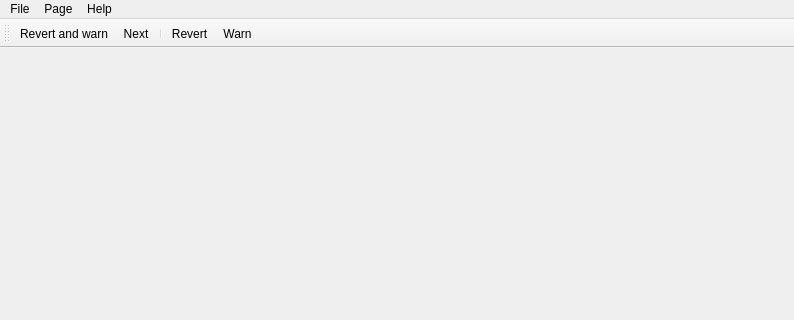
Above: huggleQT/huggle/mainwindow.ui from huggle/huggle before the change; both pictures show x 0 to 794 and y 0 to 320 of the 794 by 482 pixel window. Below: the same form after it.
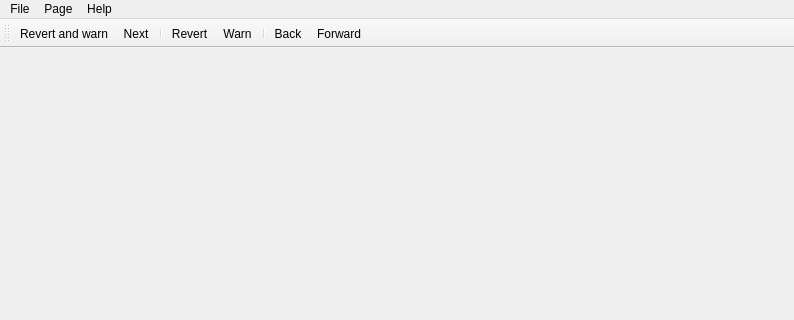
That is the form after the change. Icons and pictures are not drawn.

The edit to the form file:
```diff
--- a/huggleQT/huggle/mainwindow.ui
+++ b/huggleQT/huggle/mainwindow.ui
@@ -93,6 +93,9 @@
    <addaction name="separator"/>
    <addaction name="actionRevert"/>
    <addaction name="actionWarn"/>
+   <addaction name="separator"/>
+   <addaction name="actionBack"/>
+   <addaction name="actionForward"/>
   </widget>
   <widget class="QStatusBar" name="statusBar"/>
   <action name="actionPreferences">
@@ -171,6 +174,24 @@
     <string>Warn the user</string>
    </property>
   </action>
+  <action name="actionBack">
+   <property name="icon">
+    <iconset resource="pictures.qrc">
+     <normaloff>:/huggle/pictures/Resources/browser-prev.png</normaloff>:/huggle/pictures/Resources/browser-prev.png</iconset>
+   </property>
+   <property name="text">
+    <string>Back</string>
+   </property>
+  </action>
+  <action name="actionForward">
+   <property name="icon">
+    <iconset resource="pictures.qrc">
+     <normaloff>:/huggle/pictures/Resources/browser-next.png</normaloff>:/huggle/pictures/Resources/browser-next.png</iconset>
+   </property>
+   <property name="text">
+    <string>Forward</string>
+   </property>
+  </action>
  </widget>
  <layoutdefault spacing="6" margin="11"/>
  <resources>
```
